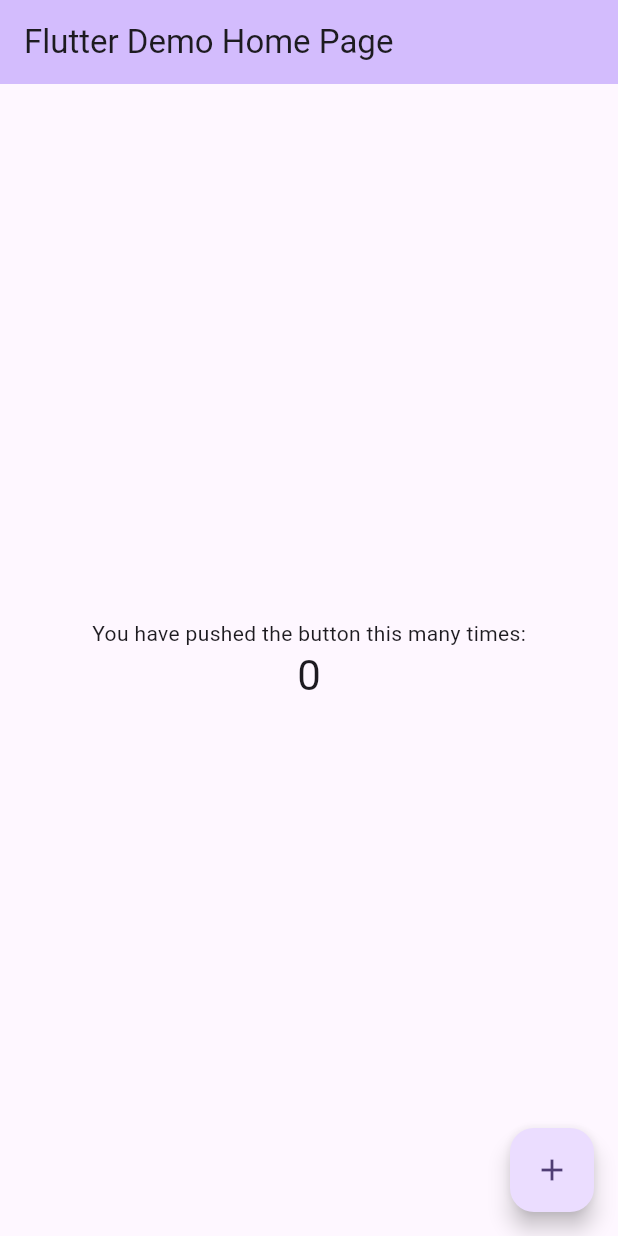
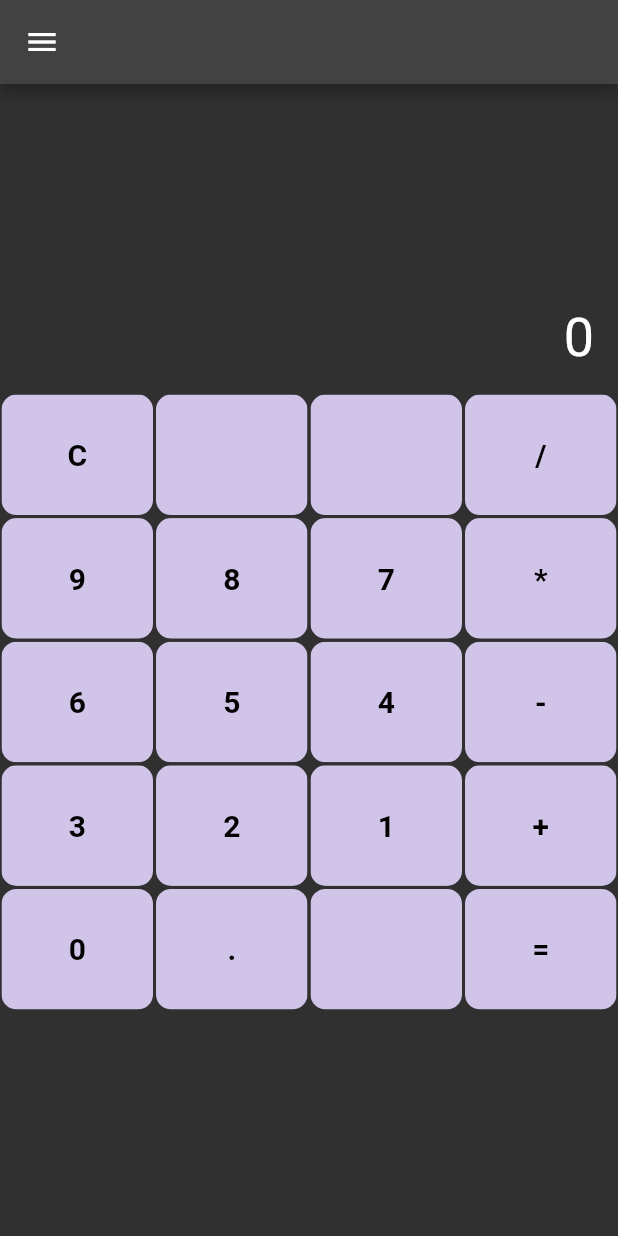
Before and after one commit to jibunorp2/ASE456-Group-Project, a Flutter app: the screen it shows after launch, on a phone screen of 412 x 824 dp. Run offline on Flutter 3.47's test engine with Material 2 defaults, Android fonts, the phone set to English and light mode, and no system bars.

Commit message:
working prototype

```diff
--- a/lib/main.dart
+++ b/lib/main.dart
@@ -1,4 +1,5 @@
 import 'package:flutter/material.dart';
+import 'screens/home.dart';
 
 void main() {
   runApp(const MyApp());
@@ -7,119 +8,11 @@ void main() {
 class MyApp extends StatelessWidget {
   const MyApp({super.key});
 
-  // This widget is the root of your application.
   @override
   Widget build(BuildContext context) {
     return MaterialApp(
-      title: 'Flutter Demo',
-      theme: ThemeData(
-        // This is the theme of your application.
-        //
-        // TRY THIS: Try running your application with "flutter run". You'll see
-        // the application has a blue toolbar. Then, without quitting the app,
-        // try changing the seedColor in the colorScheme below to Colors.green
-        // and then invoke "hot reload" (save your changes or press the "hot
-        // reload" button in a Flutter-supported IDE, or press "r" if you used
-        // the command line to start the app).
-        //
-        // Notice that the counter didn't reset back to zero; the application
-        // state is not lost during the reload. To reset the state, use hot
-        // restart instead.
-        //
-        // This works for code too, not just values: Most code changes can be
-        // tested with just a hot reload.
-        colorScheme: ColorScheme.fromSeed(seedColor: Colors.deepPurple),
-        useMaterial3: true,
-      ),
-      home: const MyHomePage(title: 'Flutter Demo Home Page'),
+      theme: ThemeData.dark(),
+      home: const Home(),
     );
   }
 }
-
-class MyHomePage extends StatefulWidget {
-  const MyHomePage({super.key, required this.title});
-
-  // This widget is the home page of your application. It is stateful, meaning
-  // that it has a State object (defined below) that contains fields that affect
-  // how it looks.
-
-  // This class is the configuration for the state. It holds the values (in this
-  // case the title) provided by the parent (in this case the App widget) and
-  // used by the build method of the State. Fields in a Widget subclass are
-  // always marked "final".
-
-  final String title;
-
-  @override
-  State<MyHomePage> createState() => _MyHomePageState();
-}
-
-class _MyHomePageState extends State<MyHomePage> {
-  int _counter = 0;
-
-  void _incrementCounter() {
-    setState(() {
-      // This call to setState tells the Flutter framework that something has
-      // changed in this State, which causes it to rerun the build method below
-      // so that the display can reflect the updated values. If we changed
-      // _counter without calling setState(), then the build method would not be
-      // called again, and so nothing would appear to happen.
-      _counter++;
-    });
-  }
-
-  @override
-  Widget build(BuildContext context) {
-    // This method is rerun every time setState is called, for instance as done
-    // by the _incrementCounter method above.
-    //
-    // The Flutter framework has been optimized to make rerunning build methods
-    // fast, so that you can just rebuild anything that needs updating rather
-    // than having to individually change instances of widgets.
-    return Scaffold(
-      appBar: AppBar(
-        // TRY THIS: Try changing the color here to a specific color (to
-        // Colors.amber, perhaps?) and trigger a hot reload to see the AppBar
-        // change color while the other colors stay the same.
-        backgroundColor: Theme.of(context).colorScheme.inversePrimary,
-        // Here we take the value from the MyHomePage object that was created by
-        // the App.build method, and use it to set our appbar title.
-        title: Text(widget.title),
-      ),
-      body: Center(
-        // Center is a layout widget. It takes a single child and positions it
-        // in the middle of the parent.
-        child: Column(
-          // Column is also a layout widget. It takes a list of children and
-          // arranges them vertically. By default, it sizes itself to fit its
-          // children horizontally, and tries to be as tall as its parent.
-          //
-          // Column has various properties to control how it sizes itself and
-          // how it positions its children. Here we use mainAxisAlignment to
-          // center the children vertically; the main axis here is the vertical
-          // axis because Columns are vertical (the cross axis would be
-          // horizontal).
-          //
-          // TRY THIS: Invoke "debug painting" (choose the "Toggle Debug Paint"
-          // action in the IDE, or press "p" in the console), to see the
-          // wireframe for each widget.
-          mainAxisAlignment: MainAxisAlignment.center,
-          children: <Widget>[
-            const Text(
-              'You have pushed the button this many times:',
-            ),
-            Text(
-              '$_counter',
-              style: Theme.of(context).textTheme.headlineMedium,
-            ),
-          ],
-        ),
-      ),
-      floatingActionButton: FloatingActionButton(
-        onPressed: _incrementCounter,
-        tooltip: 'Increment',
-        child: const Icon(Icons.add),
-      ), // This trailing comma makes auto-formatting nicer for build methods.
-    );
-  }
-}
--- /dev/null
+++ b/lib/screens/home.dart
@@ -0,0 +1,96 @@
+import 'package:flutter/material.dart';
+import 'package:ase456_group_project/screens/simple.dart';
+
+class Home extends StatefulWidget {
+  const Home({Key? key}) : super(key: key);
+
+  @override
+  State<Home> createState() => _HomePageState();
+}
+
+class _HomePageState extends State<Home> {
+  int tab = 0;
+
+  void selectItem(int itemIndex) {
+    setState(() {
+      tab = itemIndex;
+    });
+    Navigator.pop(context);
+  }
+
+  @override
+  Widget build(BuildContext context) {
+    return Scaffold(
+      appBar: AppBar(
+        title: const Text(''),
+      ),
+      body: [Simple(), Item2()][tab],
+      drawer: Drawer(
+        child: ListView(
+          children: [
+            ListTile(
+              leading: const Icon(Icons.arrow_right),
+              title: const Text("Item 1"),
+              onTap: () {
+                selectItem(0);
+              },
+            ),
+            ListTile(
+              leading: const Icon(Icons.arrow_right),
+              title: const Text("Item 2"),
+              onTap: () {
+                selectItem(1);
+              },
+            ),
+          ],
+        ),
+      ),
+    );
+  }
+}
+
+class Item1 extends StatelessWidget {
+  @override
+  Widget build(BuildContext context) {
+    return Scaffold(
+        body: Container(
+      alignment: Alignment.center,
+      child: Column(
+          mainAxisAlignment: MainAxisAlignment.center,
+          children: <Widget>[
+            Container(
+                height: 80,
+                width: 260,
+                color: Colors.blueGrey,
+                alignment: Alignment.center,
+                child: const Text(
+                  "Item1",
+                  style: TextStyle(color: Colors.white, fontSize: 25),
+                )),
+          ]),
+    ));
+  }
+}
+
+class Item2 extends StatelessWidget {
+  @override
+  Widget build(BuildContext context) {
+    return Scaffold(
+        body: Container(
+      alignment: Alignment.center,
+      child: Column(
+          mainAxisAlignment: MainAxisAlignment.center,
+          children: <Widget>[
+            Container(
+                height: 80,
+                width: 260,
+                color: Colors.blueGrey,
+                alignment: Alignment.center,
+                child: const Text(
+                  "Item2",
+                  style: TextStyle(color: Colors.white, fontSize: 25),
+                )),
+          ]),
+    ));
+  }
+}
--- /dev/null
+++ b/lib/screens/simple.dart
@@ -0,0 +1,190 @@
+import 'package:flutter/material.dart';
+
+class Simple extends StatefulWidget {
+  const Simple({Key? key}) : super(key: key);
+
+  @override
+  State<Simple> createState() => _Simple();
+}
+
+class MyButton extends StatelessWidget {
+  const MyButton(
+      {Key? key,
+      required this.child,
+      required this.buttonColor,
+      required this.textColor,
+      required this.function})
+      : super(key: key);
+
+  final String child;
+  final buttonColor, textColor, function;
+
+  @override
+  Widget build(BuildContext context) {
+    return GestureDetector(
+      onTap: function,
+      child: Padding(
+        padding: const EdgeInsets.all(1.0),
+        child: ClipRRect(
+          borderRadius: BorderRadius.circular(10),
+          child: Container(
+              height: 10,
+              width: 10,
+              color: buttonColor,
+              child: Center(
+                child: Text(child,
+                    style: TextStyle(
+                        fontWeight: FontWeight.bold,
+                        color: textColor,
+                        fontSize: 20)),
+              )),
+        ),
+      ),
+    );
+  }
+}
+
+class _Simple extends State<Simple> {
+  String display = '0';
+  double num1 = 0.0;
+  double num2 = 0.0; // Initialize to a default value
+  String operation = ''; // Initialize to an empty string
+  double answer = 0.0;
+
+  void clear() {
+    setState(() {
+      display = '0';
+      num1 = 0.0;
+      num2 = 0.0;
+      operation = '';
+      answer = 0.0;
+    });
+  }
+
+  void handleClick(String input) {
+    if (RegExp(r'[+\-*/0]').hasMatch(input)) {
+      handleOperation(input);
+    } else if (input == 'C') {
+      clear();
+    } else if (input == '=') {
+      calculate();
+    } else {
+      setState(() {
+        if (answer != 0 || RegExp(r'[+\-*/0]').hasMatch(display)) {
+          display = input;
+          answer = 0;
+        } else {
+          display += input;
+        }
+
+        if (operation.isNotEmpty) {
+          num2 = double.parse(display);
+        }
+      });
+    }
+  }
+
+  void handleOperation(String op) {
+    setState(() {
+      if (num1 == 0.0) {
+        num1 = double.parse(display);
+      }
+      operation = op;
+      display = op.toString();
+    });
+  }
+
+  void calculate() {
+    double result = 0.0; // Initialize result
+
+    if (num1 != 0.0 && num2 != 0.0 && operation.isNotEmpty) {
+      switch (operation) {
+        case '+':
+          result = num1 + num2;
+          break;
+        case '-':
+          result = num1 - num2;
+          break;
+        case '*':
+          result = num1 * num2;
+          break;
+        case '/':
+          if (num2 != 0) {
+            result = num1 / num2;
+          } else {
+            result = double.infinity;
+          }
+          break;
+      }
+      setState(() {
+        display = result.toString();
+        num1 = 0.0;
+        num2 = 0.0;
+        operation = '';
+        answer = result;
+      });
+    }
+  }
+
+  final List buttons = [
+    'C', // buttons[0]
+    '', // buttons[1]
+    '', // buttons[2]
+    '/', // buttons[3]
+    '9', // buttons[4]
+    '8', // buttons[5]
+    '7', // buttons[6]
+    '*', // buttons[7]
+    '6', // buttons[8]
+    '5', // buttons[9]
+    '4', // buttons[10]
+    '-', // buttons[11]
+    '3', // buttons[12]
+    '2', // buttons[13]
+    '1', // buttons[14]
+    '+', // buttons[15]
+    '0', // buttons[16]
+    '.', // buttons[17]
+    '', // buttons[18]
+    '=', // buttons[19]
+  ];
+
+  @override
+  Widget build(BuildContext context) {
+    final double height = MediaQuery.of(context).size.height;
+    final double width = MediaQuery.of(context).size.width;
+    return Column(
+      children: <Widget>[
+        Container(
+          height: height / 4,
+          alignment: Alignment.bottomRight,
+          padding: EdgeInsets.all(16.0),
+          child: Text(
+            display,
+            style: TextStyle(fontSize: 36),
+          ),
+        ),
+        Container(
+            height: height / 2,
+            child: GridView.builder(
+                itemCount: buttons.length,
+                physics: NeverScrollableScrollPhysics(),
+                gridDelegate: SliverGridDelegateWithFixedCrossAxisCount(
+                  crossAxisCount: 4,
+                  childAspectRatio:
+                      ((width / 4) / ((height / 2) / (buttons.length / 4))),
+                ),
+                itemBuilder: (context, index) {
+                  return MyButton(
+                    child: buttons[index],
+                    buttonColor: Colors.deepPurple[100],
+                    textColor: Colors.black,
+                    function: () {
+                      handleClick(buttons[index]);
+                    },
+                  );
+                })),
+      ],
+    );
+  }
+}
```
Also changed, not shown: 1 other file.
